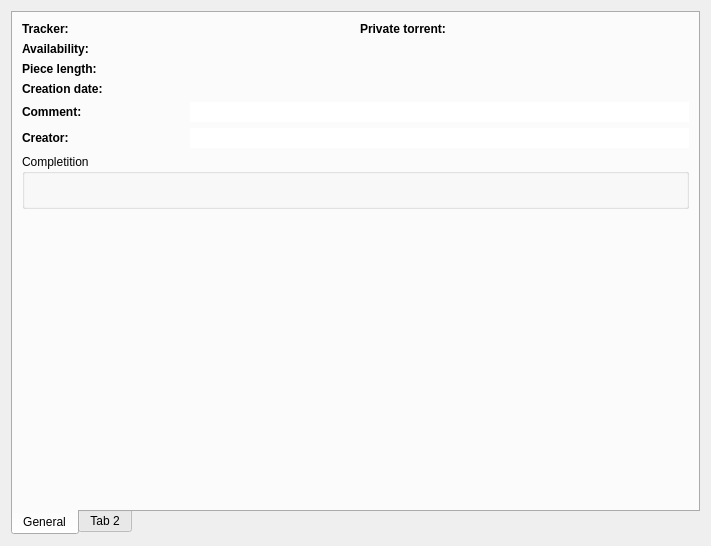
LubosD/fatrat, file TorrentDetailsForm.ui: the form before one commit.
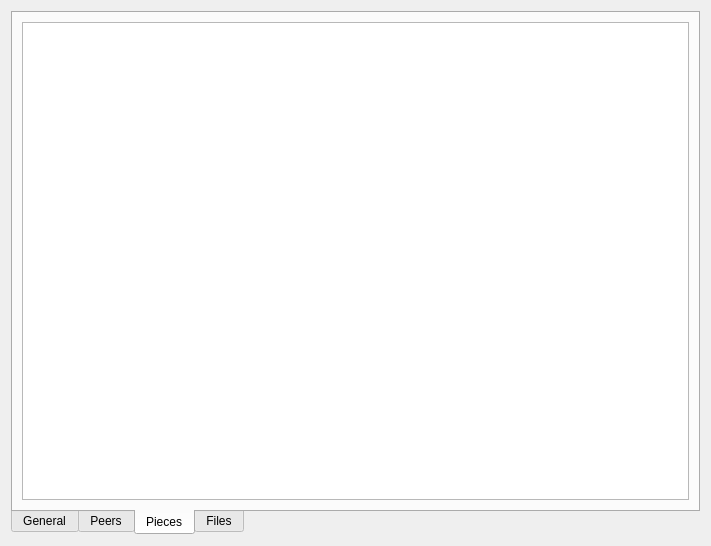
The form after the commit. The open tabs and pages were chosen to show the change. Custom widgets are drawn as their Qt base class.

Commit message: Added torrent active piece view

Patch:
```diff
--- a/TorrentDetailsForm.ui
+++ b/TorrentDetailsForm.ui
@@ -175,7 +175,35 @@
      </widget>
      <widget class="QWidget" name="tab_2" >
       <attribute name="title" >
-       <string>Tab 2</string>
+       <string>Peers</string>
+      </attribute>
+     </widget>
+     <widget class="QWidget" name="tab_3" >
+      <attribute name="title" >
+       <string>Pieces</string>
+      </attribute>
+      <layout class="QGridLayout" >
+       <item row="0" column="0" >
+        <widget class="QTreeView" name="treePieces" >
+         <property name="rootIsDecorated" >
+          <bool>false</bool>
+         </property>
+         <property name="uniformRowHeights" >
+          <bool>true</bool>
+         </property>
+         <property name="itemsExpandable" >
+          <bool>false</bool>
+         </property>
+         <property name="sortingEnabled" >
+          <bool>true</bool>
+         </property>
+        </widget>
+       </item>
+      </layout>
+     </widget>
+     <widget class="QWidget" name="tab_4" >
+      <attribute name="title" >
+       <string>Files</string>
       </attribute>
      </widget>
     </widget>
```
Left out of the diff: 3 changed lines with no effect on the pictures. The commit also changes 6 other files.
